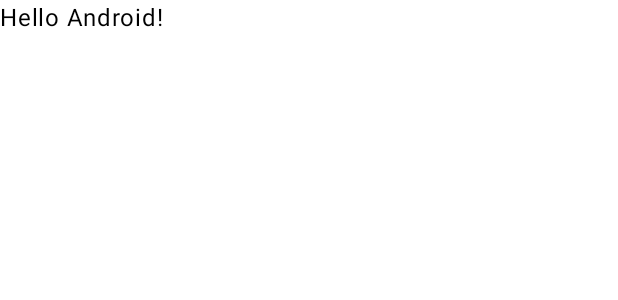
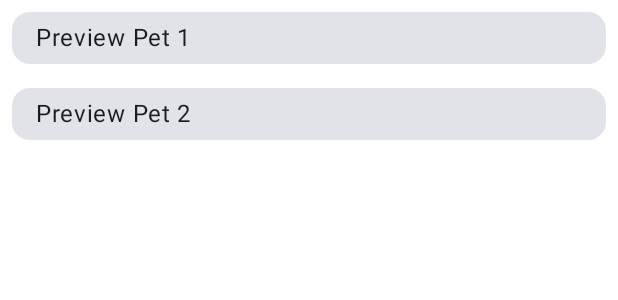
Before and after one commit to Christinepeng/FancyComposePetFinder, an Android app built with Jetpack Compose: the @Preview function GreetingPreview, on a phone screen of 412 x 824 dp. Shown: the top 300 px of the screen. Run offline under Robolectric (Android 15) with nearby library versions, the phone set to English and light mode, and no system bars.

Commit message:
feat: add PetListScreen content with sample pet data

```diff
--- a/app/src/main/java/com/example/fancycomposepetfinder/MainActivity.kt
+++ b/app/src/main/java/com/example/fancycomposepetfinder/MainActivity.kt
@@ -11,6 +11,8 @@ import androidx.compose.material3.Text
 import androidx.compose.runtime.Composable
 import androidx.compose.ui.Modifier
 import androidx.compose.ui.tooling.preview.Preview
+import com.example.fancycomposepetfinder.data.model.Pet
+import com.example.fancycomposepetfinder.ui.PetListScreen
 import com.example.fancycomposepetfinder.ui.theme.FancyComposePetFinderTheme
 
 class MainActivity : ComponentActivity() {
@@ -19,11 +21,13 @@ class MainActivity : ComponentActivity() {
         enableEdgeToEdge()
         setContent {
             FancyComposePetFinderTheme {
+                val samplePets = listOf(
+                    Pet("Fluffy"),
+                    Pet("Bella"),
+                    Pet("Max"),
+                )
                 Scaffold(modifier = Modifier.fillMaxSize()) { innerPadding ->
-                    Greeting(
-                        name = "Android",
-                        modifier = Modifier.padding(innerPadding)
-                    )
+                    PetListScreen(pets = samplePets, Modifier.padding(innerPadding)                    )
                 }
             }
         }
@@ -42,6 +46,11 @@ fun Greeting(name: String, modifier: Modifier = Modifier) {
 @Composable
 fun GreetingPreview() {
     FancyComposePetFinderTheme {
-        Greeting("Android")
+        PetListScreen(
+            pets = listOf(
+                Pet("Preview Pet 1"),
+                Pet("Preview Pet 2")
+            ), padding = androidx.compose.ui.Modifier.Companion.padding()
+        )
     }
 }
--- a/app/src/main/java/com/example/fancycomposepetfinder/ui/PetListScreen.kt
+++ b/app/src/main/java/com/example/fancycomposepetfinder/ui/PetListScreen.kt
@@ -1,4 +1,63 @@
 package com.example.fancycomposepetfinder.ui
 
-class PetListScreen {
+import androidx.compose.foundation.layout.Row
+import androidx.compose.foundation.layout.fillMaxWidth
+import androidx.compose.foundation.layout.padding
+import androidx.compose.foundation.lazy.LazyColumn
+import androidx.compose.foundation.lazy.items
+import androidx.compose.foundation.shape.RoundedCornerShape
+import androidx.compose.material3.Card
+import androidx.compose.material3.MaterialTheme
+import androidx.compose.material3.Text
+import androidx.compose.runtime.Composable
+import androidx.compose.ui.Modifier
+import androidx.compose.ui.draw.clip
+import androidx.compose.ui.layout.ContentScale
+import androidx.compose.ui.unit.dp
+import coil3.compose.AsyncImage
+import com.example.fancycomposepetfinder.data.model.Pet
+import androidx.compose.foundation.layout.Spacer
+import androidx.compose.foundation.layout.width
+import androidx.compose.ui.Alignment
+
+@Composable
+fun PetListScreen(pets: List<Pet>, padding: Modifier) {
+    LazyColumn {
+        items(pets) { pet ->
+            PetListItem(pet)
+        }
+    }
 }
+
+@Composable
+fun PetListItem(pet: Pet) {
+    Card(
+        modifier = Modifier
+            .padding(8.dp)
+            .fillMaxWidth(),
+//        elevation = 2.dp
+    ) {
+        Row(
+            verticalAlignment = Alignment.CenterVertically
+        ) {
+            AsyncImage(
+                model = "",
+//                model = pet.imageUrl,
+                contentDescription = pet.name,
+                modifier = Modifier
+//                    .size(80.dp)
+                    .clip(RoundedCornerShape(8.dp)),
+//                placeholder = painterResource(R.drawable.placeholder),
+//                error = painterResource(R.drawable.error_image),
+                contentScale = ContentScale.Crop
+            )
+            Spacer(modifier = Modifier.width(8.dp))
+            Text(
+                text = pet.name,
+                style = MaterialTheme.typography.bodyLarge,
+//                style = MaterialTheme.typography.body1,
+                modifier = Modifier.padding(8.dp)
+            )
+        }
+    }
+}
```
